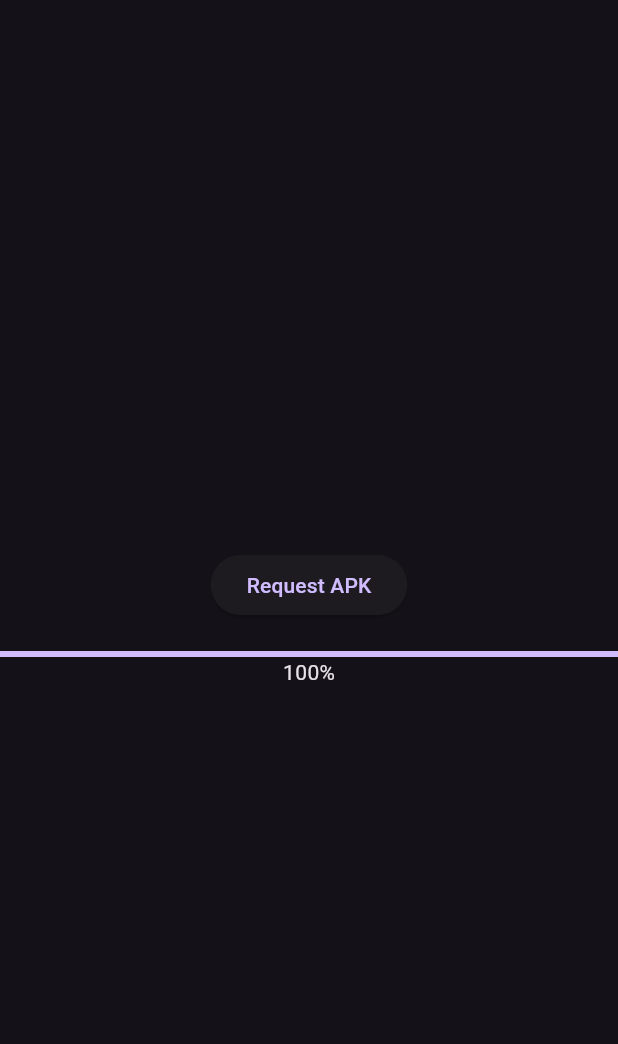
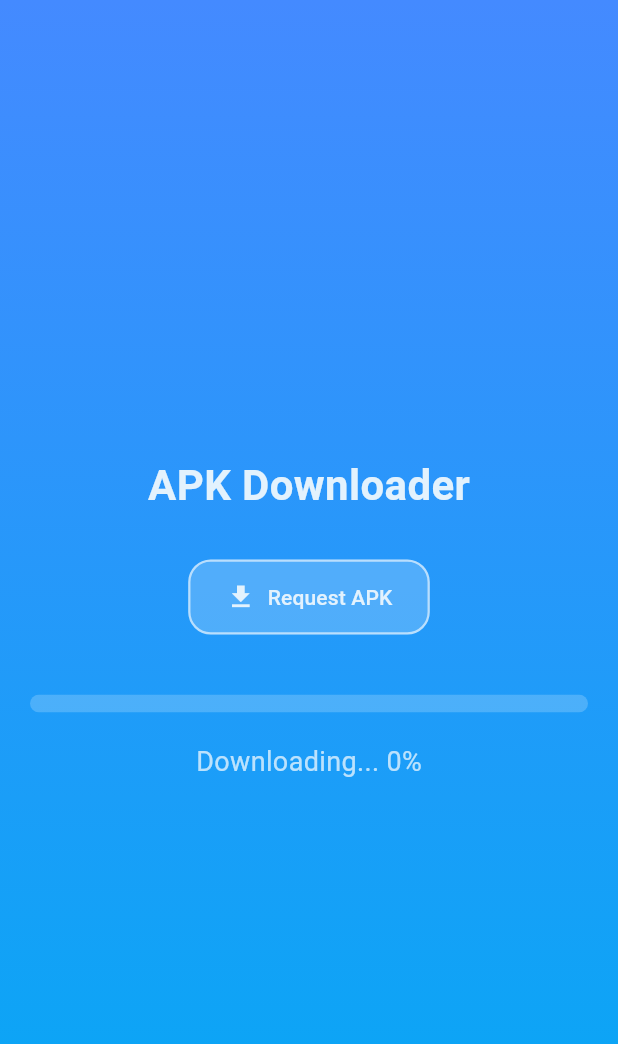
Before and after one commit to osama-abdelrassoul/rscoder_task, a Flutter app: the screen it shows after launch, after a tap on "Request APK", on a phone screen of 412 x 824 dp. Shown: the top 1044 px of the screen. Run offline on Flutter 3.47's test engine with Material 3 defaults, Android fonts, the phone set to English and light mode, and no system bars; our stand-ins replace device_info_plus, dio, open_file, permission_handler, shelf.

Commit message:
update in admin

```diff
--- a/lib/main.dart
+++ b/lib/main.dart
@@ -1,37 +1,11 @@
 import 'dart:io';
 
 import 'package:device_info_plus/device_info_plus.dart';
-import 'package:flutter/foundation.dart';
 import 'package:flutter/material.dart';
 import 'package:rscoder_task/admin.dart';
 import 'package:rscoder_task/user.dart';
-import 'package:shelf/shelf.dart';
-import 'package:shelf/shelf_io.dart' as io;
-
-Future<void> startServer() async {
-  var handler = const Pipeline()
-      .addMiddleware(logRequests())
-      .addHandler((Request request) async {
-    if (request.url.path == 'send-apk') {
-      String processorType = request.url.queryParameters['processor'] ?? '';
-      File apkFile = File('apks/$processorType.apk');
-      if (await apkFile.exists()) {
-        return Response.ok(apkFile.openRead(), headers: {
-          'Content-Type': 'application/vnd.android.package-archive',
-        });
-      } else {
-        return Response.notFound('APK not found');
-      }
-    }
-    return Response.notFound('Invalid endpoint');
-  });
-
-  // Enable `shared` flag
-  await io.serve(handler, '0.0.0.0', 8080, shared: true);
-}
 
 void main() async {
-  await startServer();
   WidgetsFlutterBinding.ensureInitialized();
   String deviceId = await getDeviceId();
   runApp(MyApp(deviceId: deviceId));
@@ -50,13 +24,14 @@ Future<String> getDeviceId() async {
 class MyApp extends StatelessWidget {
   const MyApp({super.key, required this.deviceId});
   final String deviceId;
+
   @override
   Widget build(BuildContext context) {
-    print(deviceId);
+    print("Device ID: $deviceId");
     return MaterialApp(
       debugShowCheckedModeBanner: false,
       home: Scaffold(
-          body: deviceId == "RP1A.200720.011"
+          body: deviceId == "UP1A.231005.007"
               ? const AdminScreen()
               : const UserScreen()),
       theme: ThemeData.dark(),
--- a/lib/user.dart
+++ b/lib/user.dart
@@ -1,32 +1,81 @@
+import 'dart:convert';
 import 'dart:io';
 
 import 'package:device_info_plus/device_info_plus.dart';
 import 'package:flutter/foundation.dart';
 import 'package:flutter/material.dart';
 import 'package:dio/dio.dart';
-import 'package:path_provider/path_provider.dart';
+import 'package:open_file/open_file.dart';
+import 'package:permission_handler/permission_handler.dart';
 
-Future<String> getDownloadPath() async {
-  final directory = await getExternalStorageDirectory();
-  return "${directory!.path}/downloaded_apk.apk";
+Future<void> requestStoragePermission() async {
+  if (Platform.isAndroid) {
+    if (await _isAndroid11OrAbove()) {
+      if (!await Permission.manageExternalStorage.isGranted) {
+        await Permission.manageExternalStorage.request();
+      }
+    } else {
+      if (!await Permission.storage.isGranted) {
+        await Permission.storage.request();
+      }
+    }
+  }
+}
+
+ValueNotifier<double> progress = ValueNotifier(0.0);
+
+Future<bool> _isAndroid11OrAbove() async {
+  return (await Permission.manageExternalStorage.isGranted) ||
+      Platform.version.contains('API 30');
+}
+
+Future<String> getProcessorType() async {
+  DeviceInfoPlugin deviceInfo = DeviceInfoPlugin();
+  if (Platform.isAndroid) {
+    AndroidDeviceInfo androidInfo = await deviceInfo.androidInfo;
+    return androidInfo.supportedAbis[0];
+  } else if (Platform.isIOS) {
+    IosDeviceInfo iosInfo = await deviceInfo.iosInfo;
+    return iosInfo.utsname.machine;
+  }
+  return "can't find processor type";
 }
 
 Future<void> downloadApk(String url, String savePath) async {
-  Dio dio = Dio();
-  try {
-    await dio.download(
+  final dio = Dio();
+  dio.options.receiveTimeout = const Duration(minutes: 5);
+  dio.options.connectTimeout = const Duration(minutes: 5);
+  dio.options.responseDecoder = (responseBytes, options, responseBody) {
+    return utf8.decode(responseBytes, allowMalformed: true);
+  };
+  final processorType = await getProcessorType();
+  final response = await dio.get(
     url,
-      savePath,
+    data: {'processor': processorType},
     onReceiveProgress: (received, total) {
       if (total != -1) {
-          print(
-              "Download Progress: ${(received / total * 100).toStringAsFixed(0)}%");
+        progress.value = received / total * 100;
       }
     },
+    options: Options(responseType: ResponseType.bytes),
   );
-    print("Download completed successfully!");
-  } catch (e) {
-    print("Download failed: $e");
+
+  await requestStoragePermission();
+
+  final file = File(savePath);
+  await file.writeAsBytes(response.data);
+  final result = await OpenFile.open(file.path);
+
+  if (result.type == ResultType.done) {
+    final opendfile = File(file.path);
+    if (await opendfile.exists()) {
+      await Future.delayed(const Duration(minutes: 5));
+      await opendfile.delete();
+    }
+  } else {
+    if (kDebugMode) {
+      print('File not opened, skipping deletion.');
+    }
   }
 }
 
@@ -38,51 +87,94 @@ class UserScreen extends StatefulWidget {
 }
 
 class _UserScreenState extends State<UserScreen> {
-  double progress = 0.0;
-
   Future<void> requestAndDownload() async {
-    String adminIp = "192.168.8.5"; // Replace with admin IP
-    await downloadApk("http://$adminIp:8080/request-apk", adminIp);
-    setState(() {
-      progress = 100.0; // Update UI when done
-    });
-  }
-
-  void getProcessorType() async {
-    DeviceInfoPlugin deviceInfo = DeviceInfoPlugin();
-    if (Platform.isAndroid) {
-      AndroidDeviceInfo androidInfo = await deviceInfo.androidInfo;
-      if (kDebugMode) {
-        print('CPU architecture: ${androidInfo.supportedAbis}');
-      }
-    } else if (Platform.isIOS) {
-      IosDeviceInfo iosInfo = await deviceInfo.iosInfo;
-      if (kDebugMode) {
-        print('CPU architecture: ${iosInfo.utsname.machine}');
-      }
-    }
+    String adminIp = "192.168.137.199"; // Replace with admin IP
+    await downloadApk("http://$adminIp:8080/request-apk",
+        "/storage/emulated/0/Download/test1.png");
   }
 
   @override
   Widget build(BuildContext context) {
-    return Column(
+    return Scaffold(
+      backgroundColor: Colors.white,
+      body: Container(
+        decoration: const BoxDecoration(
+          gradient: LinearGradient(
+            colors: [Colors.blueAccent, Colors.lightBlue],
+            begin: Alignment.topCenter,
+            end: Alignment.bottomCenter,
+          ),
+        ),
+        child: ValueListenableBuilder(
+          valueListenable: progress,
+          builder: (BuildContext context, double value, Widget? child) {
+            return Padding(
+              padding: const EdgeInsets.symmetric(horizontal: 20.0),
+              child: Column(
                 mainAxisAlignment: MainAxisAlignment.center,
+                crossAxisAlignment: CrossAxisAlignment.center,
                 children: [
-        ElevatedButton(
+                  const Text(
+                    "APK Downloader",
+                    style: TextStyle(
+                      fontSize: 28,
+                      fontWeight: FontWeight.bold,
+                      color: Color(0xFFE3F2FD),
+                    ),
+                  ),
+                  const SizedBox(height: 30),
+                  ElevatedButton.icon(
                     onPressed: requestAndDownload,
-          child: Text("Request APK"),
+                    icon: const Icon(
+                      Icons.download,
+                      size: 20,
+                      color: Color(0xFFE3F2FD),
                     ),
-        SizedBox(height: 20),
-        LinearProgressIndicator(value: progress / 100),
-        Text("${progress.toStringAsFixed(0)}%"),
+                    label: const Text(
+                      "Request APK",
+                      style: TextStyle(
+                        color: Color(0xFFE3F2FD),
+                      ),
+                    ),
+                    style: ElevatedButton.styleFrom(
+                      padding: const EdgeInsets.symmetric(
+                          horizontal: 25, vertical: 15),
+                      shape: RoundedRectangleBorder(
+                        borderRadius: BorderRadius.circular(15),
+                      ),
+                      backgroundColor: const Color(0x33FFFFFF),
+                      shadowColor: Colors.transparent,
+                      side: const BorderSide(
+                        color: Color(0x99FFFFFF),
+                        width: 1.5,
+                      ),
+                      elevation: 3,
+                    ),
+                  ),
+                  const SizedBox(height: 40),
+                  ClipRRect(
+                    borderRadius: BorderRadius.circular(10),
+                    child: LinearProgressIndicator(
+                      value: value / 100,
+                      minHeight: 12,
+                      backgroundColor: const Color(0x33FFFFFF),
+                      color: const Color(0xFFE3F2FD),
+                    ),
+                  ),
+                  const SizedBox(height: 20),
+                  Text(
+                    "Downloading... ${value.toInt()}%",
+                    style: const TextStyle(
+                      fontSize: 18,
+                      color: Color(0xB3FFFFFF),
+                    ),
+                  ),
                 ],
+              ),
+            );
+          },
+        ),
+      ),
     );
   }
-
-  Future<String> downloadData() async {
-    String url = "https://example.com/your_apk_file.apk";
-    String savePath = await getDownloadPath();
-    await downloadApk(url, savePath);
-    return Future.value("Data download successfully"); // return your response
 }
-}
--- a/pubspec.yaml
+++ b/pubspec.yaml
@@ -21,6 +21,8 @@ dependencies:
   dio: ^5.7.0
   installed_apps: ^1.5.2
   path_provider: ^2.1.5
+  open_file: ^3.5.10
+  permission_handler: ^11.3.1
 
 
 
```
Also changed, not shown: lib/admin.dart (+70 -66 lines), pubspec.lock, 4 other files. Lines whose indentation alone changed are shown as unchanged.
